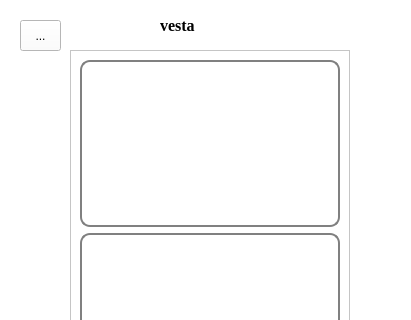
First picture: the form in test2.ui, repository ImBaeChoi/AI_contest, before the edit; both pictures show x 0 to 411 and y 0 to 320 of the 411 by 544 pixel window.
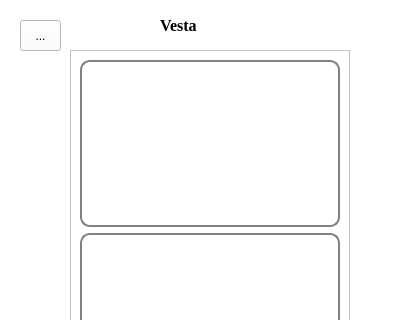
Second picture: the form after the edit. Icons and pictures are not drawn.

```diff
--- a/test2.ui
+++ b/test2.ui
@@ -38,7 +38,7 @@
     </font>
    </property>
    <property name="text">
-    <string>vesta</string>
+    <string>Vesta</string>
    </property>
   </widget>
   <widget class="QToolButton" name="toolButton">
```
